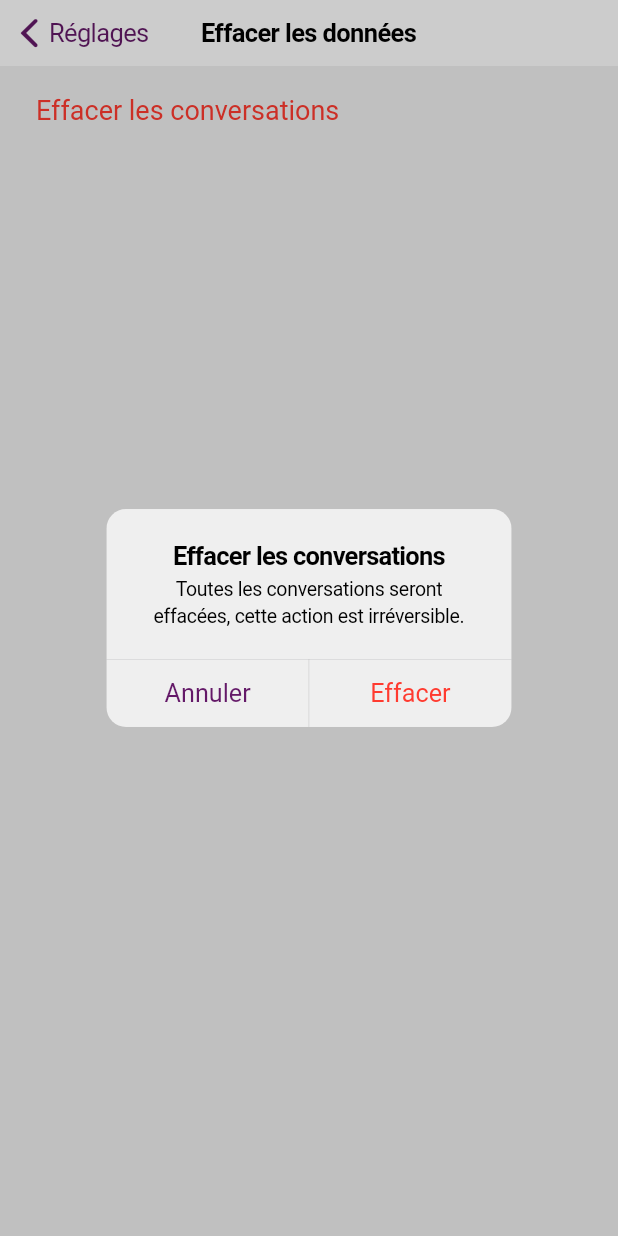
After one commit to Gravi32/MessagyreClient, a Flutter app: the StorageSettingsPage screen opened directly, after a tap on "Effacer les conversations", on a phone screen of 412 x 824 dp. The commit adds this screen. Run offline on Flutter 3.47's test engine with Material 3 defaults, Android fonts, the phone set to English and light mode, and no system bars; drawn by our look-alikes of settings_ui; our stand-ins replace cached_network_image, flutter_secure_storage, font_awesome_flutter, hive_flutter, image_picker; accounts and stored records are empty.

Commit message:
Moved the settings subpages in separate files for better organization

```diff
--- /dev/null
+++ b/lib/pages/settings_subpages/storage_settings.dart
@@ -0,0 +1,83 @@
+import 'package:flutter/cupertino.dart';
+import 'package:hive_flutter/hive_flutter.dart';
+import 'package:messagyre_client/utility/classes.dart';
+import 'package:settings_ui/settings_ui.dart';
+
+class StorageSettingsPage extends StatefulWidget {
+  const StorageSettingsPage({super.key});
+
+  @override
+  State<StatefulWidget> createState() => _StorageSettingsPageState();
+}
+
+class _StorageSettingsPageState extends State<StorageSettingsPage> {
+
+  void confirmDeleteChats() {
+    showCupertinoDialog(
+      context: context,
+      builder:
+          (dialogContext) => CupertinoAlertDialog(
+            title: Text("Effacer les conversations"),
+            content: Text(
+              "Toutes les conversations seront effacées, cette action est irréversible.",
+            ),
+            actions: [
+              CupertinoDialogAction(
+                onPressed: () => Navigator.of(dialogContext).pop(),
+                child: Text("Annuler"),
+              ),
+              CupertinoDialogAction(
+                isDestructiveAction: true,
+                onPressed: () async {
+                  try {
+                    if (Hive.isBoxOpen("Chats")) {
+                      await Hive.box<Chat>("Chats").clear();
+                    } else if (await Hive.boxExists("Chats")) {
+                      var box = await Hive.openBox<Chat>("Chats");
+                      await box.clear();
+                    }
+                  } catch (e, s) {
+                    debugPrintStack(stackTrace: s, label: e.toString());
+                  }
+
+                  if (dialogContext.mounted) {
+                    Navigator.of(dialogContext).pop();
+                  }
+                },
+                child: Text("Effacer"),
+              ),
+            ],
+          ),
+    );
+  }
+
+  @override
+  Widget build(BuildContext context) {
+    return CupertinoPageScaffold(
+      navigationBar: CupertinoNavigationBar(
+        previousPageTitle: "Réglages",
+        middle: Text("Effacer les données"),
+      ),
+      child: SafeArea(
+        child: SettingsList(
+          platform: DevicePlatform.iOS,
+          sections: [
+            SettingsSection(
+              tiles: [
+                SettingsTile(
+                  title: Text(
+                    "Effacer les conversations",
+                    style: TextStyle(color: CupertinoColors.destructiveRed),
+                  ),
+                  onPressed: (context) {
+                    confirmDeleteChats();
+                  },
+                ),
+              ],
+            ),
+          ],
+        ),
+      ),
+    );
+  }
+}
```
Also changed, not shown: lib/pages/settings.dart (+12 -164 lines), lib/pages/settings_subpages/debug_settings.dart (added, +118 -0 lines), lib/pages/settings_subpages/feedback_settings.dart (added, +83 -0 lines).
